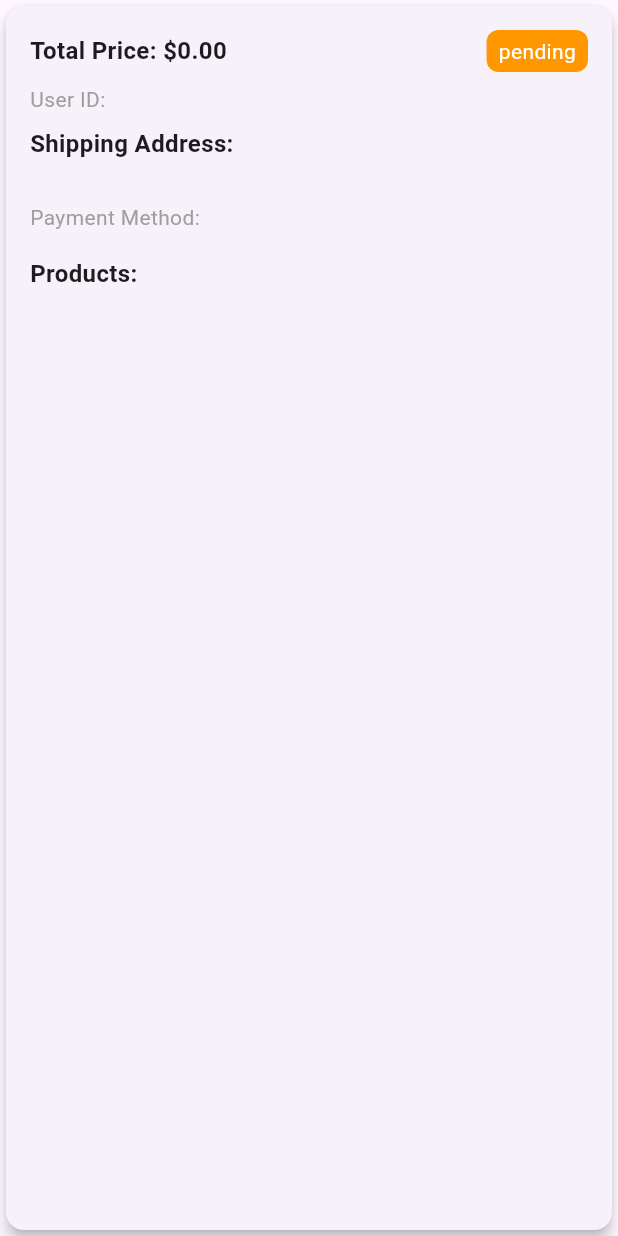
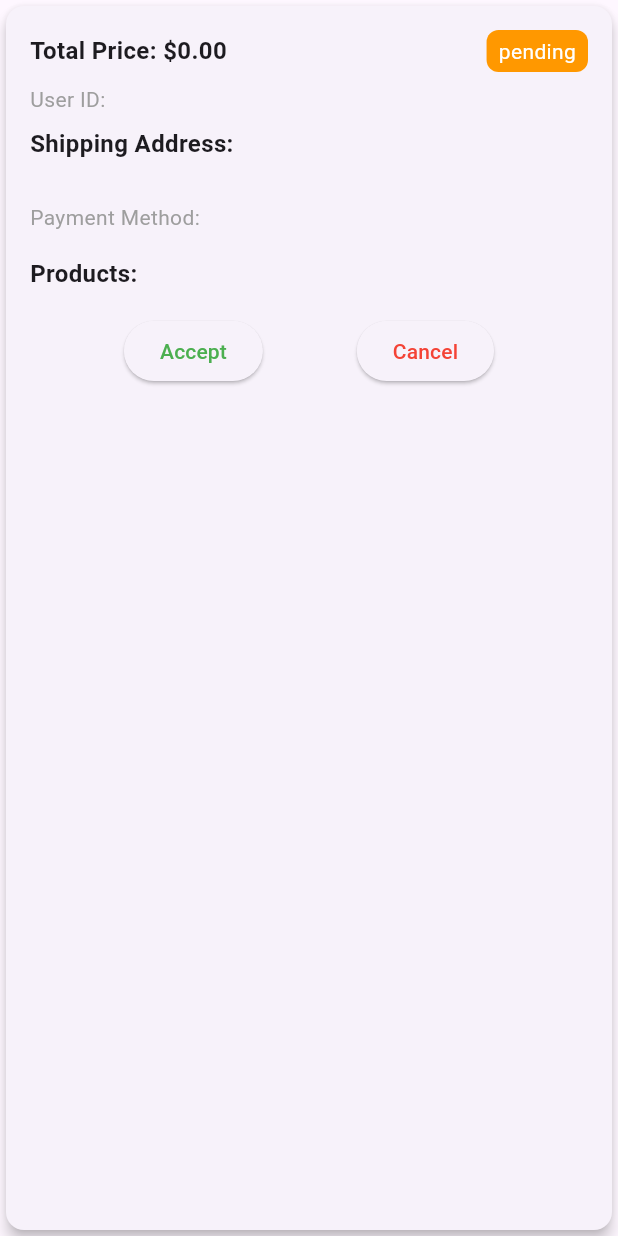
Before and after one commit to ragehh/Fruits-Hub-Dashboard, a Flutter app: the OrderItemWidget widget shown alone on an empty page, opened directly with empty values, on a phone screen of 412 x 824 dp. Run offline on Flutter 3.47's test engine with Material 3 defaults, Android fonts, the phone set to English and light mode, and no system bars; our stand-ins replace bloc, cloud_firestore, dartz, firebase_core, firebase_storage, flutter_bloc and 5 more; accounts and stored records are empty; network calls fail; statements that could not run were skipped.

Commit message:
Add Order Action Buttons and Update Order Status is Done

```diff
--- /dev/null
+++ b/lib/features/orders/presentation/views/widgets/order_action_buttons.dart
@@ -0,0 +1,56 @@
+import 'package:flutter/material.dart';
+import 'package:flutter_bloc/flutter_bloc.dart';
+
+import '../../../../../core/enums/order_status_enum.dart';
+import '../../../domain/entities/order_entity.dart';
+import '../../manager/update_order_cubit/update_order_cubit.dart';
+
+class OrderActionButtons extends StatelessWidget {
+  const OrderActionButtons({super.key, required this.orderEntity});
+
+  final OrderEntity orderEntity;
+
+  @override
+  Widget build(BuildContext context) {
+    return Row(
+      mainAxisAlignment: MainAxisAlignment.spaceEvenly,
+      children: [
+        if (orderEntity.status == OrderStatusEnum.pending)
+          ElevatedButton(
+            onPressed: () {
+              context.read<UpdateOrderCubit>().updateOrder(
+                status: OrderStatusEnum.accepted,
+                orderId: orderEntity.orderId,
+              );
+            },
+            child: const Text('Accept', style: TextStyle(color: Colors.green)),
+          ),
+
+        if (orderEntity.status == OrderStatusEnum.pending)
+          ElevatedButton(
+            onPressed: () {
+              context.read<UpdateOrderCubit>().updateOrder(
+                status: OrderStatusEnum.canceled,
+                orderId: orderEntity.orderId,
+              );
+            },
+            child: const Text('Cancel', style: TextStyle(color: Colors.red)),
+          ),
+
+        if (orderEntity.status == OrderStatusEnum.accepted)
+          ElevatedButton(
+            onPressed: () {
+              context.read<UpdateOrderCubit>().updateOrder(
+                status: OrderStatusEnum.delivered,
+                orderId: orderEntity.orderId,
+              );
+            },
+            child: const Text(
+              'Delivered',
+              style: TextStyle(color: Colors.blue),
+            ),
+          ),
+      ],
+    );
+  }
+}
--- a/lib/features/orders/presentation/views/widgets/order_item_widget.dart
+++ b/lib/features/orders/presentation/views/widgets/order_item_widget.dart
@@ -3,6 +3,7 @@ import 'package:flutter/material.dart';
 import 'package:fruits_hub_dashboard/features/orders/domain/entities/order_entity.dart';
 
 import '../../../../../core/enums/order_status_enum.dart';
+import 'order_action_buttons.dart';
 
 class OrderItemWidget extends StatelessWidget {
   final OrderEntity orderEntity;
@@ -115,6 +116,8 @@ class OrderItemWidget extends StatelessWidget {
                 );
               },
             ),
+            const SizedBox(height: 16),
+            OrderActionButtons(orderEntity: orderEntity),
           ],
         ),
       ),
--- a/lib/features/orders/presentation/views/widgets/update_order_bloc_consumer.dart
+++ b/lib/features/orders/presentation/views/widgets/update_order_bloc_consumer.dart
@@ -11,7 +11,7 @@ class UpdateOrderBlocConsumer extends StatelessWidget {
 
   @override
   Widget build(BuildContext context) {
-    return BlocConsumer(
+    return BlocConsumer<UpdateOrderCubit, UpdateOrderState>(
       listener: (BuildContext context, state) {
         if (state is UpdateOrderSuccess) {
           buildSnackBar(context, 'Order updated successfully.');
```
